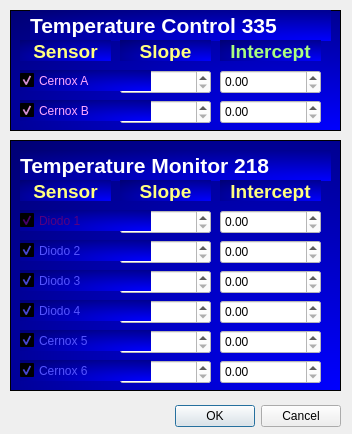
Above: MonTemp/fit.ui from Julian-RC/Inter-Mon-Temp before the change. Below: the same form after it.
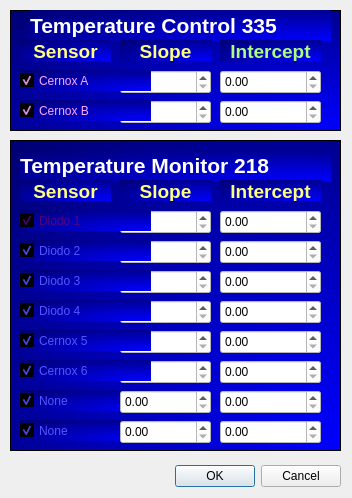
That is the form after the change.

Patch:
```diff
--- a/MonTemp/fit.ui
+++ b/MonTemp/fit.ui
@@ -7,7 +7,7 @@
     <x>0</x>
     <y>0</y>
     <width>352</width>
-    <height>434</height>
+    <height>498</height>
    </rect>
   </property>
   <property name="windowTitle">
@@ -20,7 +20,7 @@
    <property name="geometry">
     <rect>
      <x>10</x>
-     <y>400</y>
+     <y>460</y>
      <width>331</width>
      <height>32</height>
     </rect>
@@ -214,7 +214,7 @@
      <x>10</x>
      <y>140</y>
      <width>331</width>
-     <height>251</height>
+     <height>311</height>
     </rect>
    </property>
    <property name="styleSheet">
@@ -572,6 +572,98 @@
      <string notr="true">background-color: rgb(255, 255, 255);</string>
     </property>
    </widget>
+   <widget class="QCheckBox" name="S7">
+    <property name="geometry">
+     <rect>
+      <x>10</x>
+      <y>250</y>
+      <width>131</width>
+      <height>21</height>
+     </rect>
+    </property>
+    <property name="styleSheet">
+     <string notr="true">background-color: a( 0);
+color: rgb(85, 85, 255);</string>
+    </property>
+    <property name="text">
+     <string>None</string>
+    </property>
+    <property name="checked">
+     <bool>true</bool>
+    </property>
+   </widget>
+   <widget class="QCheckBox" name="S8">
+    <property name="geometry">
+     <rect>
+      <x>10</x>
+      <y>280</y>
+      <width>131</width>
+      <height>21</height>
+     </rect>
+    </property>
+    <property name="styleSheet">
+     <string notr="true">background-color: a( 0);
+color: rgb(85, 85, 255);</string>
+    </property>
+    <property name="text">
+     <string>None</string>
+    </property>
+    <property name="checked">
+     <bool>true</bool>
+    </property>
+   </widget>
+   <widget class="QDoubleSpinBox" name="S7_M">
+    <property name="geometry">
+     <rect>
+      <x>110</x>
+      <y>250</y>
+      <width>91</width>
+      <height>24</height>
+     </rect>
+    </property>
+    <property name="styleSheet">
+     <string notr="true">background-color: rgb(255, 255, 255);</string>
+    </property>
+   </widget>
+   <widget class="QDoubleSpinBox" name="S8_M">
+    <property name="geometry">
+     <rect>
+      <x>110</x>
+      <y>280</y>
+      <width>91</width>
+      <height>24</height>
+     </rect>
+    </property>
+    <property name="styleSheet">
+     <string notr="true">background-color: rgb(255, 255, 255);</string>
+    </property>
+   </widget>
+   <widget class="QDoubleSpinBox" name="S7_I">
+    <property name="geometry">
+     <rect>
+      <x>210</x>
+      <y>250</y>
+      <width>101</width>
+      <height>24</height>
+     </rect>
+    </property>
+    <property name="styleSheet">
+     <string notr="true">background-color: rgb(255, 255, 255);</string>
+    </property>
+   </widget>
+   <widget class="QDoubleSpinBox" name="S8_I">
+    <property name="geometry">
+     <rect>
+      <x>210</x>
+      <y>280</y>
+      <width>101</width>
+      <height>24</height>
+     </rect>
+    </property>
+    <property name="styleSheet">
+     <string notr="true">background-color: rgb(255, 255, 255);</string>
+    </property>
+   </widget>
   </widget>
   <zorder>frame</zorder>
   <zorder>buttonBox</zorder>
```
